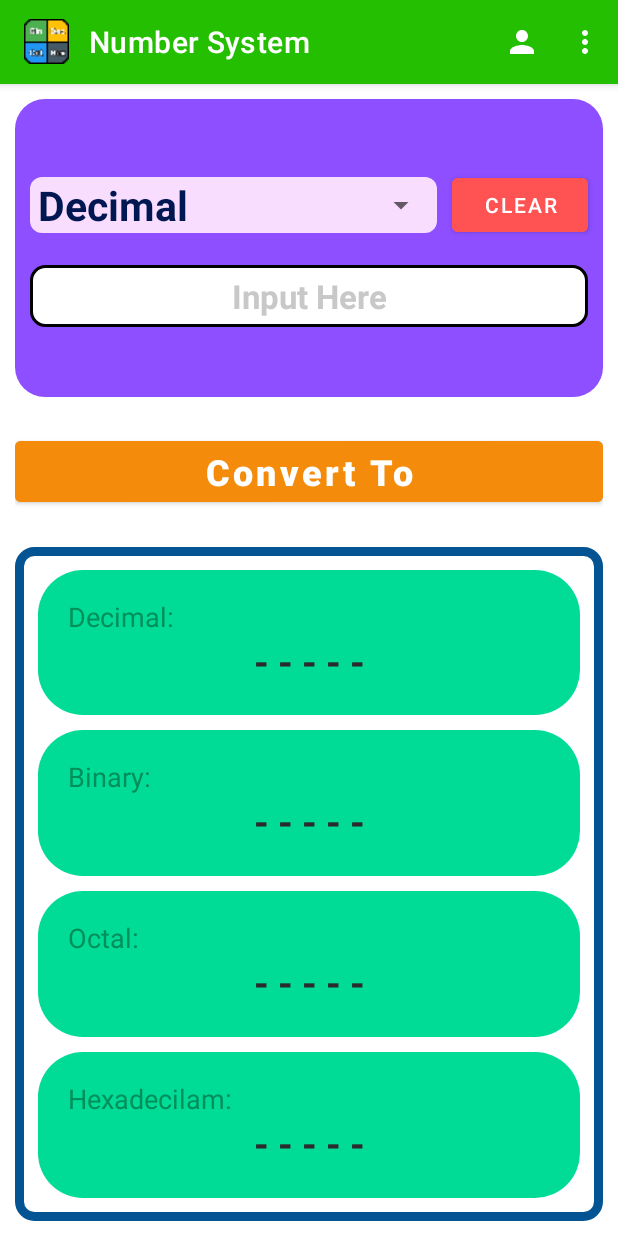
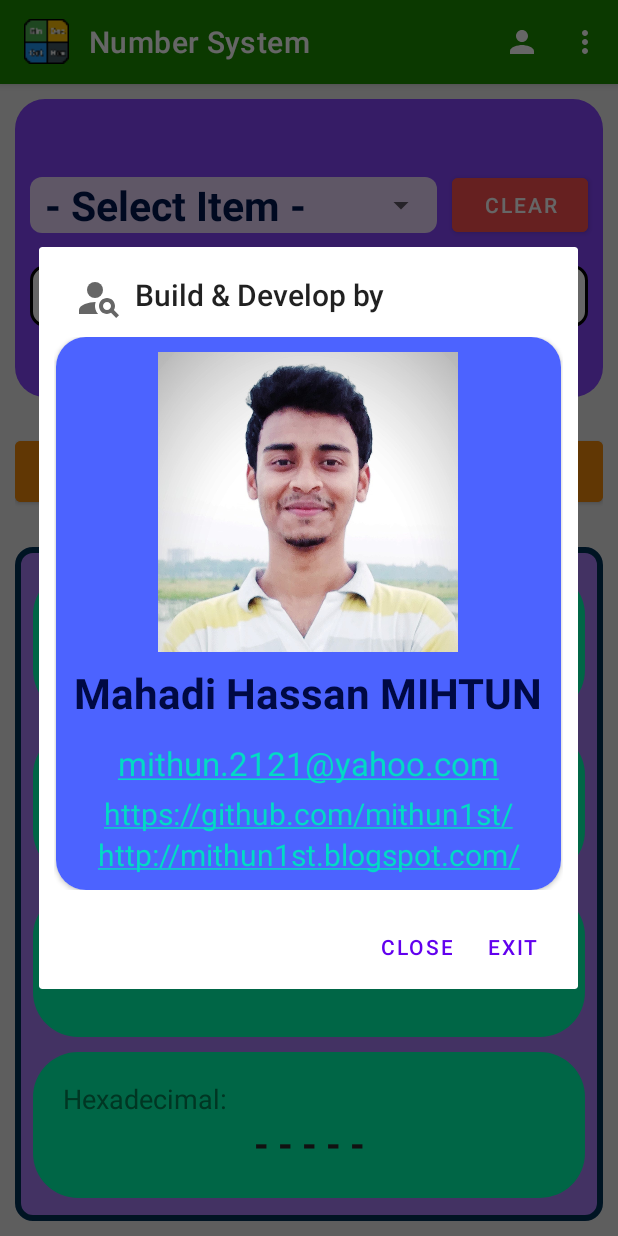
Before and after one commit to mithun1st/Number-System-apk, an Android app: the screen it shows after launch (MainActivity), after a tap on "About", on a phone screen of 412 x 824 dp. Run offline under Robolectric (Android 15) with nearby library versions, the phone set to English and light mode, and no system bars.

Commit message:
first time run with all features

```diff
--- a/app/src/main/AndroidManifest.xml
+++ b/app/src/main/AndroidManifest.xml
@@ -9,6 +9,7 @@
         android:roundIcon="@drawable/main_icon"
         android:supportsRtl="true"
         android:theme="@style/Theme.NumberSystem">
+        <activity android:name=".feedback"></activity>
         <activity android:name=".MainActivity">
             <intent-filter>
                 <action android:name="android.intent.action.MAIN" />
--- a/app/src/main/java/com/example/numbersystem/MainActivity.java
+++ b/app/src/main/java/com/example/numbersystem/MainActivity.java
@@ -2,10 +2,17 @@ package com.example.numbersystem;
 
 import androidx.annotation.NonNull;
 import androidx.appcompat.app.ActionBar;
+import androidx.appcompat.app.AlertDialog;
 import androidx.appcompat.app.AppCompatActivity;
 
+import android.app.Dialog;
+import android.content.Context;
+import android.content.DialogInterface;
+import android.content.Intent;
 import android.graphics.drawable.ColorDrawable;
 import android.os.Bundle;
+import android.text.InputType;
+import android.view.LayoutInflater;
 import android.view.Menu;
 import android.view.MenuInflater;
 import android.view.MenuItem;
@@ -20,12 +27,16 @@ import android.widget.Spinner;
 import android.widget.TextView;
 import android.widget.Toast;
 
+import com.google.android.material.datepicker.MaterialPickerOnPositiveButtonClickListener;
+
 public class MainActivity extends AppCompatActivity implements View.OnClickListener {
 
     private Spinner sp;
     private Button convert,clear;
     private EditText input;
     private TextView dec,bin,oct,hex;
+
+    public String system;
 
     @Override
     protected void onCreate(Bundle savedInstanceState) {
@@ -68,8 +79,26 @@ public class MainActivity extends AppCompatActivity implements View.OnClickListe
         sp.setOnItemSelectedListener(new AdapterView.OnItemSelectedListener() {
             @Override
             public void onItemSelected(AdapterView<?> parent, View view, int position, long id) {
-                String s=numSystem[position];
-                Toast.makeText(MainActivity.this,s,Toast.LENGTH_SHORT).show();
+                //input section enable/disable
+                if(sp.getSelectedItemPosition()==0){
+                    input.setEnabled(false);
+                }
+                else {
+                    input.setEnabled(true);
+                }
+
+                //set input type
+                system=numSystem[position];
+                if(!system.matches("Hexadecimal")){
+                    input.setInputType(InputType.TYPE_CLASS_NUMBER);
+                }
+                else {
+                    input.setInputType(InputType.TYPE_TEXT_FLAG_CAP_CHARACTERS);
+                }
+
+                //clear field and display
+                input.setText("");
+                clearDisplay();
             }
 
             @Override
@@ -83,17 +112,22 @@ public class MainActivity extends AppCompatActivity implements View.OnClickListe
 
     @Override
     public void onClick(View v) {
-        //convert
+        //convert button
         if(v.getId()==R.id.convert){
-            String s=sp.getSelectedItem().toString();
-            Toast.makeText(MainActivity.this,s,Toast.LENGTH_SHORT).show();
+            if(sp.getSelectedItemPosition()==0){
+                Toast.makeText(MainActivity.this,"Select The Item First",Toast.LENGTH_SHORT).show();
+            }
+            else {
+                calculate();
+            }
         }
 
-
-        //clear
+        //clear button
         if(v.getId()==R.id.clear){
+            input.setText("");
             sp.setSelection(0);
             clearDisplay();
+            Toast.makeText(MainActivity.this,"Reset",Toast.LENGTH_SHORT).show();
         }
     }
 
@@ -109,18 +143,132 @@ public class MainActivity extends AppCompatActivity implements View.OnClickListe
 
     @Override
     public boolean onOptionsItemSelected(@NonNull MenuItem item) {
+        if(item.getItemId()==R.id.menuAbout){
+            dialog();
+        }
         if(item.getItemId()==R.id.menuShare){
-            Toast.makeText(MainActivity.this,"workding",Toast.LENGTH_SHORT).show();
+            Intent is=new Intent(Intent.ACTION_SEND);
+            is.setType("text/plain");
+
+            is.putExtra(Intent.EXTRA_SUBJECT,"Number System Share");
+            is.putExtra(Intent.EXTRA_TEXT, "*easy to use.\n*fully free.\ngood ui\n*less bug.");
+
+            startActivity(Intent.createChooser(is,"Share This Application Via . . ."));
         }
+
+        if(item.getItemId()==R.id.menufeedBack){
+            Intent i = new Intent(MainActivity.this, feedback.class);
+            startActivity(i);
+        }
+
         return super.onOptionsItemSelected(item);
     }
 
 
-    //clear display
+//----------------------------------------------------------------------------------FUNCTION
+
+    //clear display function
     public void clearDisplay(){
         dec.setText("- - - - -");
         bin.setText("- - - - -");
         oct.setText("- - - - -");
         hex.setText("- - - - -");
     }
+
+
+    //show display function
+    public void showDisplay(String a,String b, String c, String d){
+        dec.setText(a);
+        bin.setText(b);
+        oct.setText(c);
+        hex.setText(d);
+    }
+
+    //convert
+    public void calculate(){
+        String sdec=null, sbin=null, soct=null,shex=null;
+        try{
+            switch (system) {
+                case "Decimal":
+                    sdec=input.getText().toString();
+                    sbin=Integer.toBinaryString(Integer.parseInt(input.getText().toString()));
+                    soct=Integer.toOctalString(Integer.parseInt(input.getText().toString()));
+                    shex=Integer.toHexString(Integer.parseInt(input.getText().toString())).toUpperCase();
+                    break;
+
+                case "Binary":
+                    sdec=String.valueOf(Integer.parseInt(input.getText().toString(),2));
+                    sbin=input.getText().toString();
+                    soct=Integer.toOctalString(Integer.parseInt(input.getText().toString(), 2));
+                    shex=Integer.toHexString(Integer.parseInt(input.getText().toString(), 2)).toUpperCase();
+                    break;
+
+                case "Octal":
+                    sdec=String.valueOf(Integer.parseInt(input.getText().toString(),8));
+                    sbin=Integer.toBinaryString(Integer.parseInt(input.getText().toString(), 8));
+                    soct=input.getText().toString();
+                    shex=Integer.toHexString(Integer.parseInt(input.getText().toString(), 8)).toUpperCase();
+                    break;
+
+                case "Hexadecimal":
+                    sdec=String.valueOf(Integer.parseInt(input.getText().toString(),16));
+                    sbin=Integer.toBinaryString(Integer.parseInt(input.getText().toString(), 16));
+                    soct=Integer.toOctalString(Integer.parseInt(input.getText().toString(), 16));
+                    shex=input.getText().toString().toUpperCase();
+                    break;
+            }
+            input.setEnabled(false);
+            input.setEnabled(true);
+            showDisplay(sdec,sbin,soct,shex);
+        }
+        catch (Exception e){
+            input.setError("Invalid "+system+" Number !");
+            Toast.makeText(MainActivity.this,e.toString(),Toast.LENGTH_SHORT).show();
+        }
+    }
+
+
+    //dialog
+    public void dialog(){
+        AlertDialog ad;
+        AlertDialog.Builder ab=new AlertDialog.Builder(this);
+
+        ab.setIcon(R.drawable.ic_baseline_person_search_24);
+        ab.setTitle("Build & Develop by");
+        //ab.setMessage("");
+        ab.setCancelable(false);
+
+        //
+        LayoutInflater li=getLayoutInflater();
+        View v= (View) li.inflate(R.layout.about,findViewById(R.id.cv));
+        ab.setView(v);
+        //
+
+        ab.setPositiveButton("Exit", new DialogInterface.OnClickListener() {
+            @Override
+            public void onClick(DialogInterface dialog, int which) {
+                finish();
+            }
+        });
+//
+//
+//        ab.setNeutralButton("Nu+", new DialogInterface.OnClickListener() {
+//            @Override
+//            public void onClick(DialogInterface dialog, int which) {
+//                dialog.cancel();
+//            }
+//        });
+
+
+        ab.setNegativeButton("Close", new DialogInterface.OnClickListener() {
+            @Override
+            public void onClick(DialogInterface dialog, int which) {
+                dialog.dismiss();
+            }
+        });
+
+        ad=ab.create();
+        ad.show();
+
+    }
 }
--- a/app/src/main/res/drawable/display.xml
+++ b/app/src/main/res/drawable/display.xml
@@ -2,7 +2,7 @@
 <selector xmlns:android="http://schemas.android.com/apk/res/android">
     <item>
         <shape>
-            <solid android:color="#00DC96"/>
+            <solid android:color="#00FFAF"/>
             <corners android:radius="30dp"/>
         </shape>
     </item>
--- a/app/src/main/res/drawable/display_layout.xml
+++ b/app/src/main/res/drawable/display_layout.xml
@@ -3,9 +3,9 @@
     <item>
         <shape android:shape="rectangle">
             <corners android:radius="10dp"/>
-
-            <stroke android:color="@color/displayLayout"
-                android:width="6dp"/>
+            <solid android:color="#A87DF8"/>
+            <stroke android:color="#003259"
+                android:width="4dp"/>
 
         </shape>
     </item>
--- /dev/null
+++ b/app/src/main/res/drawable/ic_baseline_person_search_24.xml
@@ -0,0 +1,16 @@
+<vector xmlns:android="http://schemas.android.com/apk/res/android"
+    android:width="24dp"
+    android:height="24dp"
+    android:viewportWidth="24"
+    android:viewportHeight="24"
+    android:tint="?attr/colorControlNormal">
+  <path
+      android:fillColor="@android:color/white"
+      android:pathData="M10,8m-4,0a4,4 0,1 1,8 0a4,4 0,1 1,-8 0"/>
+  <path
+      android:fillColor="@android:color/white"
+      android:pathData="M10.35,14.01C7.62,13.91 2,15.27 2,18v2h9.54C9.07,17.24 10.31,14.11 10.35,14.01z"/>
+  <path
+      android:fillColor="@android:color/white"
+      android:pathData="M19.43,18.02C19.79,17.43 20,16.74 20,16c0,-2.21 -1.79,-4 -4,-4s-4,1.79 -4,4c0,2.21 1.79,4 4,4c0.74,0 1.43,-0.22 2.02,-0.57L20.59,22L22,20.59L19.43,18.02zM16,18c-1.1,0 -2,-0.9 -2,-2c0,-1.1 0.9,-2 2,-2s2,0.9 2,2C18,17.1 17.1,18 16,18z"/>
+</vector>
--- a/app/src/main/res/drawable/spinner_inpupt.xml
+++ b/app/src/main/res/drawable/spinner_inpupt.xml
@@ -3,7 +3,7 @@
 
     <item>
         <shape>
-            <solid android:color="#8D4FFF"/>
+            <solid android:color="#8746FF"/>
             <corners android:radius="20dp"/>
 
         </shape>
--- a/app/src/main/res/drawable/spinner_style.xml
+++ b/app/src/main/res/drawable/spinner_style.xml
@@ -5,7 +5,7 @@
 
         <shape android:shape="rectangle">
 
-            <solid android:color="#F9DDFF"/>
+            <solid android:color="#EEDAFF"/>
             <corners android:radius="8dp"/>
 
         </shape>
--- /dev/null
+++ b/app/src/main/res/layout/about.xml
@@ -0,0 +1,78 @@
+<?xml version="1.0" encoding="utf-8"?>
+<LinearLayout xmlns:android="http://schemas.android.com/apk/res/android"
+    xmlns:app="http://schemas.android.com/apk/res-auto"
+    android:gravity="center"
+    android:id="@+id/ll"
+    android:orientation="vertical"
+    android:padding="10dp"
+    android:layout_width="wrap_content"
+    android:layout_height="wrap_content">
+
+    <androidx.cardview.widget.CardView
+        android:id="@+id/cv"
+        app:cardCornerRadius="20dp"
+        android:layout_width="wrap_content"
+        android:layout_height="wrap_content">
+
+        <LinearLayout
+            android:paddingLeft="12dp"
+            android:paddingRight="12dp"
+            android:paddingTop="10dp"
+            android:paddingBottom="10dp"
+            android:gravity="center"
+            android:background="#4C63FF"
+            android:orientation="vertical"
+            android:layout_width="wrap_content"
+            android:layout_height="match_parent">
+
+            <ImageView
+                android:src="@drawable/mithun"
+                android:scaleType="centerCrop"
+                android:layout_width="200dp"
+                android:layout_height="200dp"/>
+
+            <TextView
+                android:paddingBottom="8dp"
+                android:paddingTop="8dp"
+                android:text="Mahadi Hassan MIHTUN"
+                android:textStyle="bold"
+                android:textSize="28sp"
+                android:gravity="center"
+                android:textColor="#000943"
+                android:layout_width="wrap_content"
+                android:layout_height="wrap_content"/>
+
+            <TextView
+                android:paddingBottom="5dp"
+                android:paddingTop="5dp"
+                android:text="mithun.2121@yahoo.com"
+                android:textStyle="normal"
+                android:autoLink="email"
+                android:textSize="22sp"
+                android:gravity="center"
+                android:layout_width="match_parent"
+                android:layout_height="wrap_content"/>
+
+            <TextView
+                android:text="https://github.com/mithun1st/"
+                android:textStyle="normal"
+                android:autoLink="web"
+                android:textSize="20sp"
+                android:gravity="center"
+                android:layout_width="match_parent"
+                android:layout_height="wrap_content"/>
+            <TextView
+                android:text="http://mithun1st.blogspot.com/"
+                android:textStyle="normal"
+                android:autoLink="web"
+                android:textSize="20sp"
+                android:gravity="center"
+                android:layout_width="match_parent"
+                android:layout_height="wrap_content"/>
+
+        </LinearLayout>
+    </androidx.cardview.widget.CardView>
+
+
+
+</LinearLayout>
--- a/app/src/main/res/layout/activity_main.xml
+++ b/app/src/main/res/layout/activity_main.xml
@@ -4,6 +4,7 @@
     xmlns:tools="http://schemas.android.com/tools"
     android:layout_width="match_parent"
     android:layout_height="match_parent"
+    android:background="#EDEDED"
     android:orientation="vertical"
     android:padding="10dp"
     android:weightSum="5"
@@ -44,7 +45,7 @@
                         android:layout_height="wrap_content">
                         <Spinner
                             android:id="@+id/sp"
-                            android:popupBackground="#DFDFDF"
+                            android:popupBackground="#D8DCFF"
                             android:layout_width="match_parent"
                             android:layout_height="match_parent"/>
                     </LinearLayout>
@@ -52,7 +53,7 @@
                     <Button
                         android:id="@+id/clear"
                         android:text="Clear"
-                        android:backgroundTint="#FF5252"
+                        android:backgroundTint="#FF5151"
                         android:layout_marginRight="10dp"
                         android:layout_width="0dp"
                         android:layout_weight="1"
@@ -73,7 +74,6 @@
                 android:padding="6dp"
                 android:gravity="center"
                 android:textColorHint="#C8C8C8"
-                android:inputType="numberDecimal"
                 android:layout_marginLeft="10dp"
                 android:layout_marginRight="10dp"
                 android:layout_width="match_parent"
@@ -109,7 +109,10 @@
         android:orientation="vertical"
         android:layout_weight="3"
         android:weightSum="4"
-        android:padding="15dp"
+        android:paddingTop="15dp"
+        android:paddingBottom="15dp"
+        android:paddingLeft="12dp"
+        android:paddingRight="12dp"
         android:background="@drawable/display_layout"
         android:layout_width="match_parent"
         android:layout_height="0dp">
@@ -133,6 +136,7 @@
             <TextView
                 android:id="@+id/decimalDisplay"
                 android:text="- - - - -"
+                android:textIsSelectable="true"
                 android:textStyle="bold"
                 android:textSize="25sp"
                 android:textColor="#2B2B2B"
@@ -161,6 +165,7 @@
             <TextView
                 android:id="@+id/binDisplay"
                 android:text="- - - - -"
+                android:textIsSelectable="true"
                 android:textStyle="bold"
                 android:textSize="25sp"
                 android:textColor="#2B2B2B"
@@ -189,6 +194,7 @@
             <TextView
                 android:id="@+id/octalDisplay"
                 android:text="- - - - -"
+                android:textIsSelectable="true"
                 android:textStyle="bold"
                 android:textSize="25sp"
                 android:textColor="#2B2B2B"
@@ -207,7 +213,7 @@
             android:layout_height="0dp">
 
             <TextView
-                android:text="Hexadecilam:"
+                android:text="Hexadecimal:"
                 android:textSize="18sp"
                 android:layout_marginLeft="20dp"
                 android:textColor="@color/displayTitle"
@@ -216,6 +222,7 @@
             <TextView
                 android:id="@+id/hexaDisplay"
                 android:text="- - - - -"
+                android:textIsSelectable="true"
                 android:textStyle="bold"
                 android:textSize="25sp"
                 android:textColor="#2B2B2B"
--- a/app/src/main/res/layout/tem_ly.xml
+++ b/app/src/main/res/layout/tem_ly.xml
@@ -10,7 +10,7 @@
         android:gravity="left"
         android:textSize="27sp"
         android:textStyle="bold"
-        android:paddingLeft="5dp"
+        android:paddingLeft="10dp"
         android:textColor="#001751"
         android:paddingRight="5dp"
         android:layout_width="match_parent"
--- a/app/src/main/res/menu/option_menu.xml
+++ b/app/src/main/res/menu/option_menu.xml
@@ -8,7 +8,7 @@
         android:icon="@drawable/ic_baseline_share_24"
         app:showAsAction="never"/>
     <item
-        android:id="@+id/MenufeedBack"
+        android:id="@+id/menufeedBack"
         android:title="Feedback"
         android:icon="@drawable/ic_baseline_feedback_24"
         app:showAsAction="never"/>
--- a/app/src/main/res/values/colors.xml
+++ b/app/src/main/res/values/colors.xml
@@ -8,7 +8,7 @@
     <color name="black">#FF000000</color>
     <color name="white">#FFFFFFFF</color>
 
-    <color name="displayTitle">#008E5B</color>
+    <color name="displayTitle">#008857</color>
     <color name="displayLayout">#045493</color>
-    <color name="actioBar">#23BF00</color>
+    <color name="actioBar">#1B8E00</color>
 </resources>
--- a/app/src/main/res/values/strings.xml
+++ b/app/src/main/res/values/strings.xml
@@ -2,10 +2,11 @@
     <string name="app_name">\tNumber System</string>
 
     <string-array name="numberSystem">
+        <item>- Select Item -</item>
         <item>Decimal</item>
         <item>Binary</item>
         <item>Octal</item>
-        <item>Hexa-Decimal</item>
+        <item>Hexadecimal</item>
     </string-array>
 
 </resources>
```
Also changed, not shown: app/src/main/java/com/example/numbersystem/feedback.java (added, +40 -0 lines), app/src/main/res/layout/activity_feedback.xml (added, +55 -0 lines), app/src/main/res/drawable/mithun.jpg (added).
